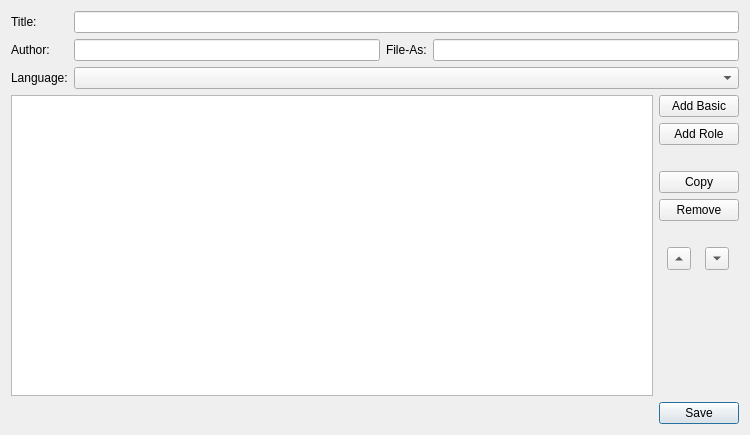
Qt form src/Sigil/Form_Files/MetaEditor.ui (Sigil-Ebook/Sigil) before a commit.
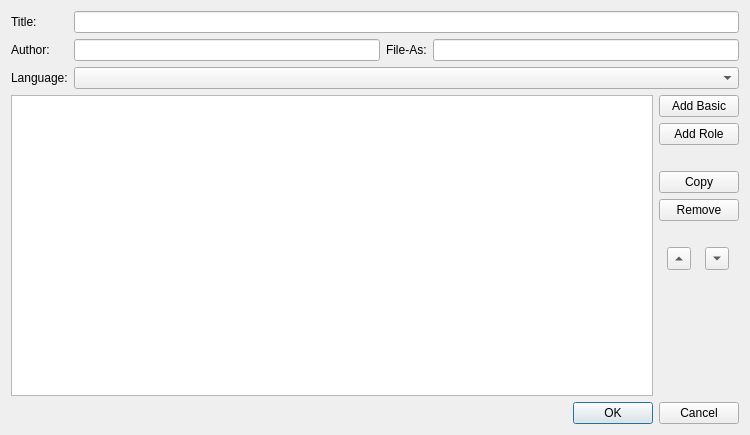
The same form after that commit.

Commit message: Change Save button to OK for Metadata dialog.

What changed in the file:
```diff
--- a/src/Sigil/Form_Files/MetaEditor.ui
+++ b/src/Sigil/Form_Files/MetaEditor.ui
@@ -246,7 +246,7 @@
    <item>
     <widget class="QDialogButtonBox" name="buttonBox">
      <property name="standardButtons">
-      <set>QDialogButtonBox::Save</set>
+      <set>QDialogButtonBox::Cancel|QDialogButtonBox::Ok</set>
      </property>
     </widget>
    </item>
```
The commit also changes 1 other file.
